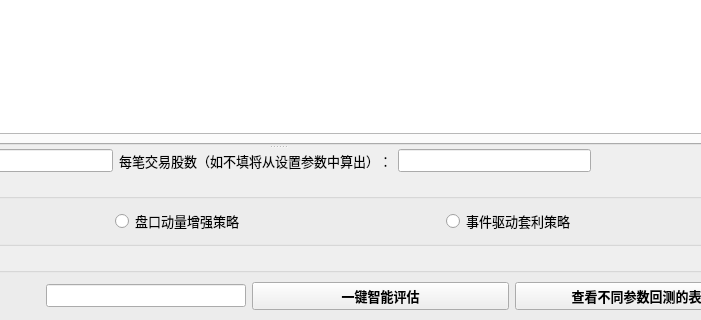
Before: the Qt Designer form live_ui.ui in mayicome/yuejiaoshourinei, drawn with Qt 5; both pictures show x 237 to 938 and y 85 to 405 of the 1029 by 895 pixel window.
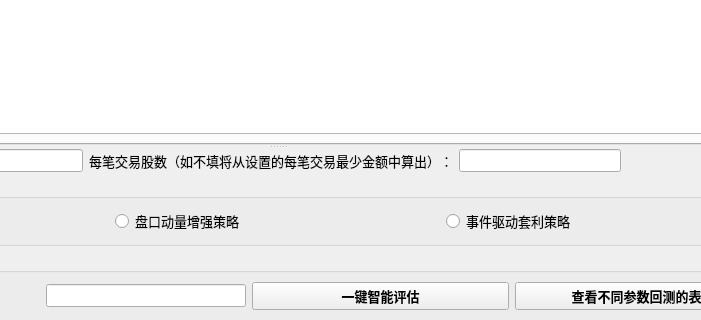
After: the same form once the commit is applied. Icons and pictures are not drawn.

Diff of the .ui file:
```diff
--- a/live_ui.ui
+++ b/live_ui.ui
@@ -86,7 +86,7 @@
         </item>
        </layout>
       </widget>
-      <widget class="QWidget" name="">
+      <widget class="QWidget" name="layoutWidget">
        <layout class="QVBoxLayout" name="verticalLayout_6">
         <item>
          <layout class="QHBoxLayout" name="horizontalLayout_5">
@@ -110,7 +110,7 @@
           <item>
            <widget class="QLabel" name="label_2">
             <property name="text">
-             <string>每笔交易股数（如不填将从设置参数中算出）：</string>
+             <string>每笔交易股数（如不填将从设置的每笔交易最少金额中算出）：</string>
             </property>
            </widget>
           </item>
```
